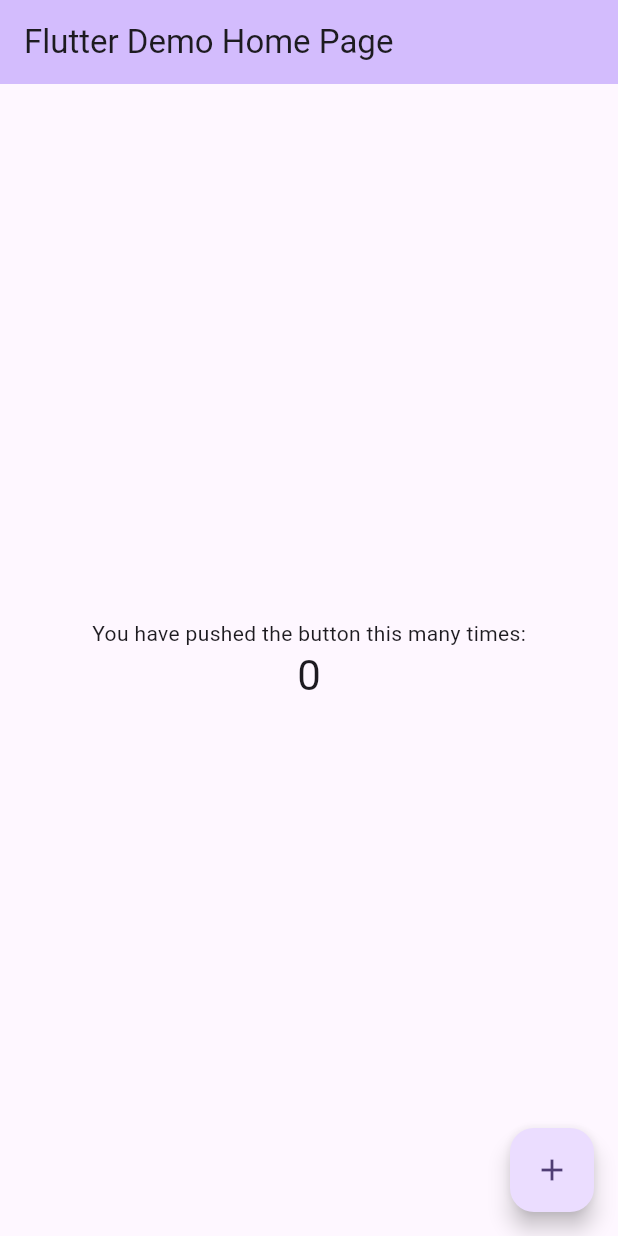
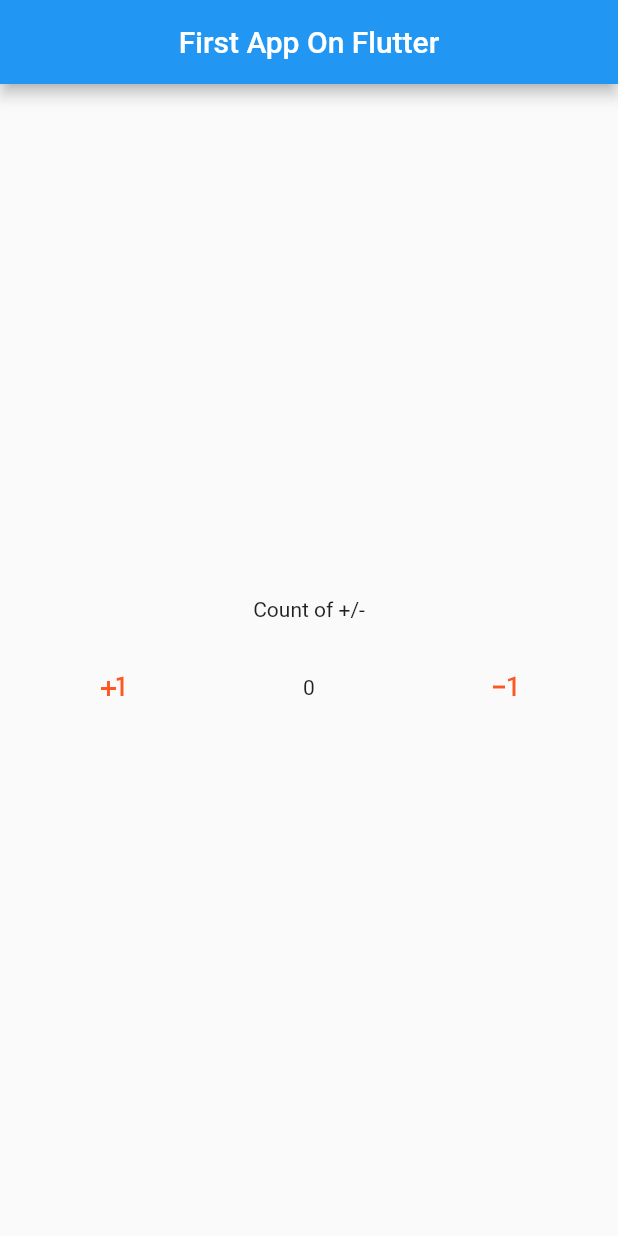
Before and after one commit to rep1q/simple_app_on_flutter, a Flutter app: the screen it shows after launch, on a phone screen of 412 x 824 dp. Run offline on Flutter 3.47's test engine with Material 2 defaults, Android fonts, the phone set to English and light mode, and no system bars.

Commit message:
Add some files and make some mathematical features

```diff
--- a/lib/Application.dart
+++ b/lib/Application.dart
@@ -0,0 +1,14 @@
+import 'package:flutter/material.dart';
+
+import 'MainView.dart';
+
+class Application extends StatelessWidget {
+  const Application({super.key});
+
+  @override
+  Widget build(BuildContext context) {
+    return MaterialApp(
+      home: MainView(),
+    );
+  }
+}
--- /dev/null
+++ b/lib/MainView.dart
@@ -0,0 +1,52 @@
+import 'package:flutter/material.dart';
+
+class MainView extends StatefulWidget {
+  const MainView({super.key});
+
+  @override
+  State<MainView> createState() => Buttons();
+}
+
+class Buttons extends State<MainView> {
+var count = 0;
+  @override
+  Widget build(BuildContext context) {
+    return Scaffold(
+      appBar: AppBar(
+        centerTitle: true,
+        title: Text("First App On Flutter"),
+      ),
+      body: Center(
+        widthFactor: double.infinity,
+        child: Column(
+          mainAxisAlignment: MainAxisAlignment.center,
+          children: [
+            Text("Count of +/-"),
+            SizedBox(height: 20,),
+            Row(
+              mainAxisSize: MainAxisSize.max,
+              mainAxisAlignment: MainAxisAlignment.spaceAround,
+              children: [
+                IconButton(onPressed: (){
+                  setState(() {
+                    count++;
+                  });
+                }, icon: Icon(Icons.plus_one_outlined), color: Colors.deepOrange,
+                ),
+                Container(
+                  child: Text("$count"),
+                ),
+                IconButton(onPressed: (){
+                  setState(() {
+                    count--;
+                  });
+                }, icon: Icon(Icons.exposure_minus_1), color: Colors.deepOrange,
+                )
+              ],
+            ),
+          ],
+        ),
+      ),
+    );
+  }
+}
--- a/lib/main.dart
+++ b/lib/main.dart
@@ -1,125 +1,7 @@
 import 'package:flutter/material.dart';
+import 'package:simple_app/Application.dart';
 
 void main() {
-  runApp(const MyApp());
+  const app = Application();
+  runApp(app);
 }
-
-class MyApp extends StatelessWidget {
-  const MyApp({super.key});
-
-  // This widget is the root of your application.
-  @override
-  Widget build(BuildContext context) {
-    return MaterialApp(
-      title: 'Flutter Demo',
-      theme: ThemeData(
-        // This is the theme of your application.
-        //
-        // TRY THIS: Try running your application with "flutter run". You'll see
-        // the application has a blue toolbar. Then, without quitting the app,
-        // try changing the seedColor in the colorScheme below to Colors.green
-        // and then invoke "hot reload" (save your changes or press the "hot
-        // reload" button in a Flutter-supported IDE, or press "r" if you used
-        // the command line to start the app).
-        //
-        // Notice that the counter didn't reset back to zero; the application
-        // state is not lost during the reload. To reset the state, use hot
-        // restart instead.
-        //
-        // This works for code too, not just values: Most code changes can be
-        // tested with just a hot reload.
-        colorScheme: ColorScheme.fromSeed(seedColor: Colors.deepPurple),
-        useMaterial3: true,
-      ),
-      home: const MyHomePage(title: 'Flutter Demo Home Page'),
-    );
-  }
-}
-
-class MyHomePage extends StatefulWidget {
-  const MyHomePage({super.key, required this.title});
-
-  // This widget is the home page of your application. It is stateful, meaning
-  // that it has a State object (defined below) that contains fields that affect
-  // how it looks.
-
-  // This class is the configuration for the state. It holds the values (in this
-  // case the title) provided by the parent (in this case the App widget) and
-  // used by the build method of the State. Fields in a Widget subclass are
-  // always marked "final".
-
-  final String title;
-
-  @override
-  State<MyHomePage> createState() => _MyHomePageState();
-}
-
-class _MyHomePageState extends State<MyHomePage> {
-  int _counter = 0;
-
-  void _incrementCounter() {
-    setState(() {
-      // This call to setState tells the Flutter framework that something has
-      // changed in this State, which causes it to rerun the build method below
-      // so that the display can reflect the updated values. If we changed
-      // _counter without calling setState(), then the build method would not be
-      // called again, and so nothing would appear to happen.
-      _counter++;
-    });
-  }
-
-  @override
-  Widget build(BuildContext context) {
-    // This method is rerun every time setState is called, for instance as done
-    // by the _incrementCounter method above.
-    //
-    // The Flutter framework has been optimized to make rerunning build methods
-    // fast, so that you can just rebuild anything that needs updating rather
-    // than having to individually change instances of widgets.
-    return Scaffold(
-      appBar: AppBar(
-        // TRY THIS: Try changing the color here to a specific color (to
-        // Colors.amber, perhaps?) and trigger a hot reload to see the AppBar
-        // change color while the other colors stay the same.
-        backgroundColor: Theme.of(context).colorScheme.inversePrimary,
-        // Here we take the value from the MyHomePage object that was created by
-        // the App.build method, and use it to set our appbar title.
-        title: Text(widget.title),
-      ),
-      body: Center(
-        // Center is a layout widget. It takes a single child and positions it
-        // in the middle of the parent.
-        child: Column(
-          // Column is also a layout widget. It takes a list of children and
-          // arranges them vertically. By default, it sizes itself to fit its
-          // children horizontally, and tries to be as tall as its parent.
-          //
-          // Column has various properties to control how it sizes itself and
-          // how it positions its children. Here we use mainAxisAlignment to
-          // center the children vertically; the main axis here is the vertical
-          // axis because Columns are vertical (the cross axis would be
-          // horizontal).
-          //
-          // TRY THIS: Invoke "debug painting" (choose the "Toggle Debug Paint"
-          // action in the IDE, or press "p" in the console), to see the
-          // wireframe for each widget.
-          mainAxisAlignment: MainAxisAlignment.center,
-          children: <Widget>[
-            const Text(
-              'You have pushed the button this many times:',
-            ),
-            Text(
-              '$_counter',
-              style: Theme.of(context).textTheme.headlineMedium,
-            ),
-          ],
-        ),
-      ),
-      floatingActionButton: FloatingActionButton(
-        onPressed: _incrementCounter,
-        tooltip: 'Increment',
-        child: const Icon(Icons.add),
-      ), // This trailing comma makes auto-formatting nicer for build methods.
-    );
-  }
-}
```
Also changed, not shown: 1 other file.
